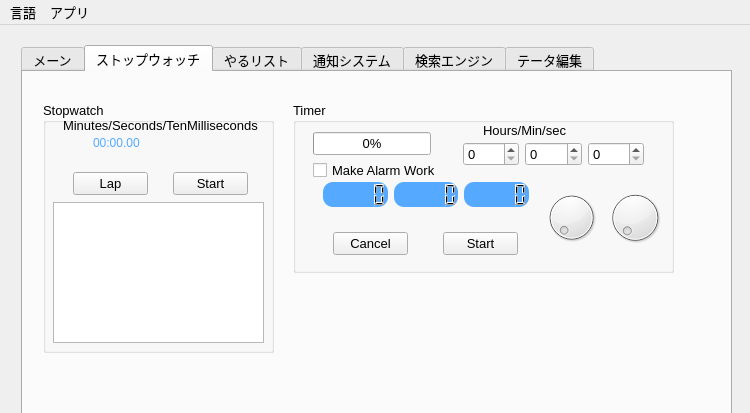
The window that UI/Main_jp.ui (kerlive/Memorandum) describes before a commit, drawn with Qt 5; both pictures show x 0 to 750 and y 0 to 413 of the 750 by 600 pixel window.
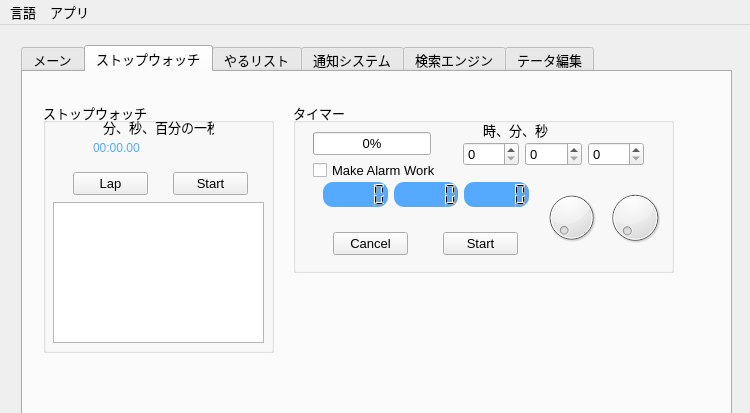
The same window after the commit. The open tabs and pages were chosen to show the change. Icons and pictures are not drawn.

What changed in the file:
```diff
--- a/UI/Main_jp.ui
+++ b/UI/Main_jp.ui
@@ -205,7 +205,7 @@
        </rect>
       </property>
       <property name="title">
-       <string>Stopwatch</string>
+       <string>ストップウォッチ</string>
       </property>
       <widget class="QPushButton" name="StopwatchLapButton">
        <property name="geometry">
@@ -237,9 +237,9 @@
        <property name="geometry">
         <rect>
          <x>50</x>
-         <y>20</y>
+         <y>30</y>
          <width>121</width>
-         <height>41</height>
+         <height>31</height>
         </rect>
        </property>
        <property name="styleSheet">
@@ -252,14 +252,14 @@
       <widget class="QLabel" name="label_13">
        <property name="geometry">
         <rect>
-         <x>20</x>
+         <x>60</x>
          <y>15</y>
-         <width>201</width>
-         <height>16</height>
+         <width>111</width>
+         <height>20</height>
         </rect>
        </property>
        <property name="text">
-        <string>Minutes/Seconds/TenMilliseconds</string>
+        <string>分、秒、百分の一秒</string>
        </property>
       </widget>
       <widget class="QTextBrowser" name="Lap_Browser">
@@ -283,7 +283,7 @@
        </rect>
       </property>
       <property name="title">
-       <string>Timer</string>
+       <string>タイマー</string>
       </property>
       <widget class="QProgressBar" name="progressBar_timer">
        <property name="geometry">
@@ -308,7 +308,7 @@
         </rect>
        </property>
        <property name="text">
-        <string>Hours/Min/sec</string>
+        <string>時、分、秒</string>
        </property>
       </widget>
       <widget class="QPushButton" name="TimerStartButton">
```
Left out of the diff: 12 changed lines with no effect on the pictures.
